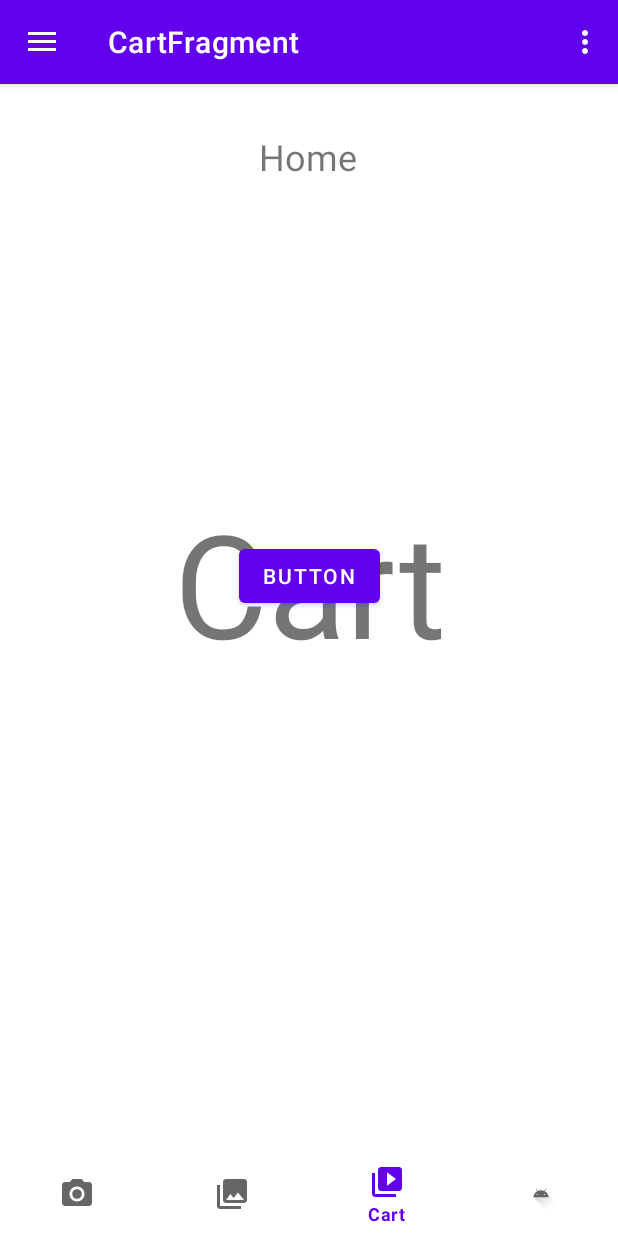
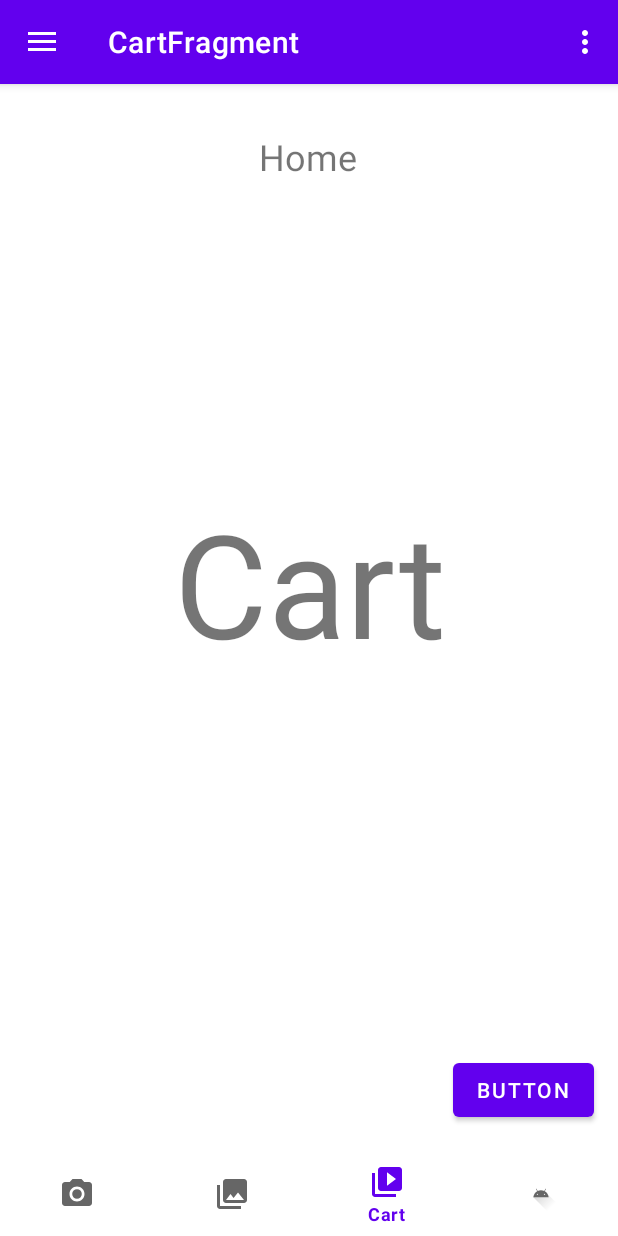
Before and after one commit to ahmed-el-halawani/shopeklobek-ecommerce-app, an Android app: the screen it shows after launch (MainActivity), item 3 of the bottom bar chosen, on a phone screen of 412 x 824 dp. Run offline under Robolectric (Android 15) with nearby library versions, the phone set to English and light mode, and no system bars; our stand-ins replace navigation-ui.

Commit message:
Update fragment_cart.xml

```diff
--- a/app/src/main/res/layout/fragment_cart.xml
+++ b/app/src/main/res/layout/fragment_cart.xml
@@ -11,9 +11,10 @@
         android:text="Button"
         app:layout_constraintBottom_toBottomOf="parent"
         app:layout_constraintEnd_toEndOf="parent"
-        app:layout_constraintHorizontal_bias="0.5"
+        app:layout_constraintHorizontal_bias="0.949"
         app:layout_constraintStart_toStartOf="parent"
-        app:layout_constraintTop_toTopOf="parent" />
+        app:layout_constraintTop_toTopOf="parent"
+        app:layout_constraintVertical_bias="0.976" />
 
     <TextView
         android:id="@+id/text_gallery3"
```
